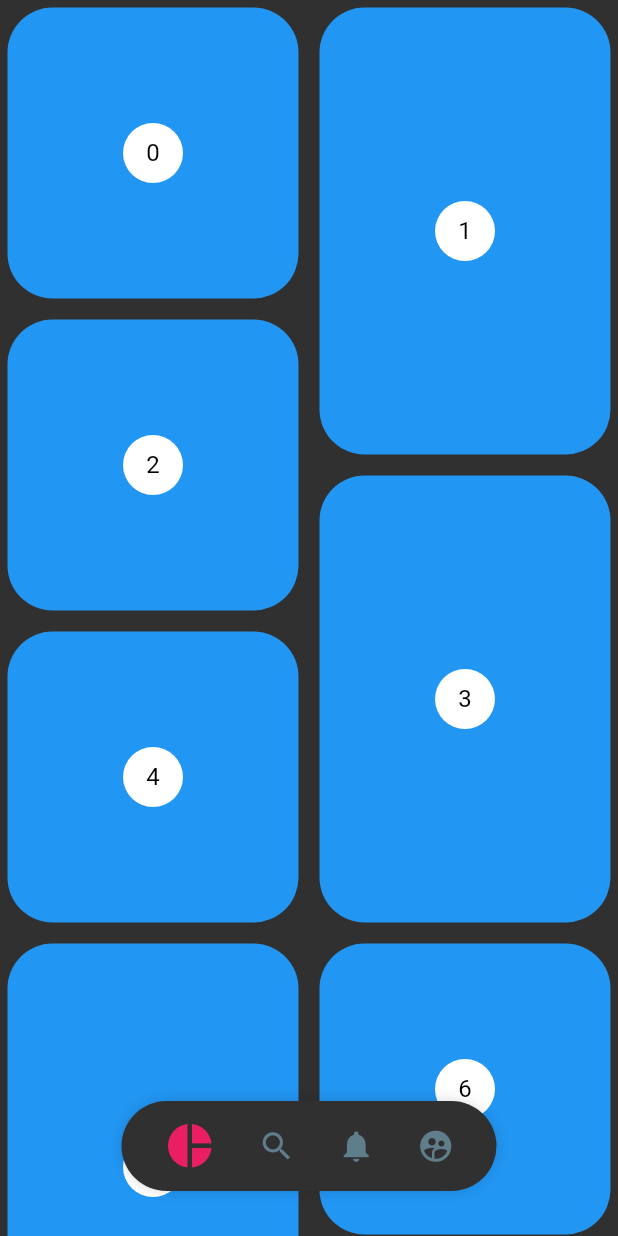
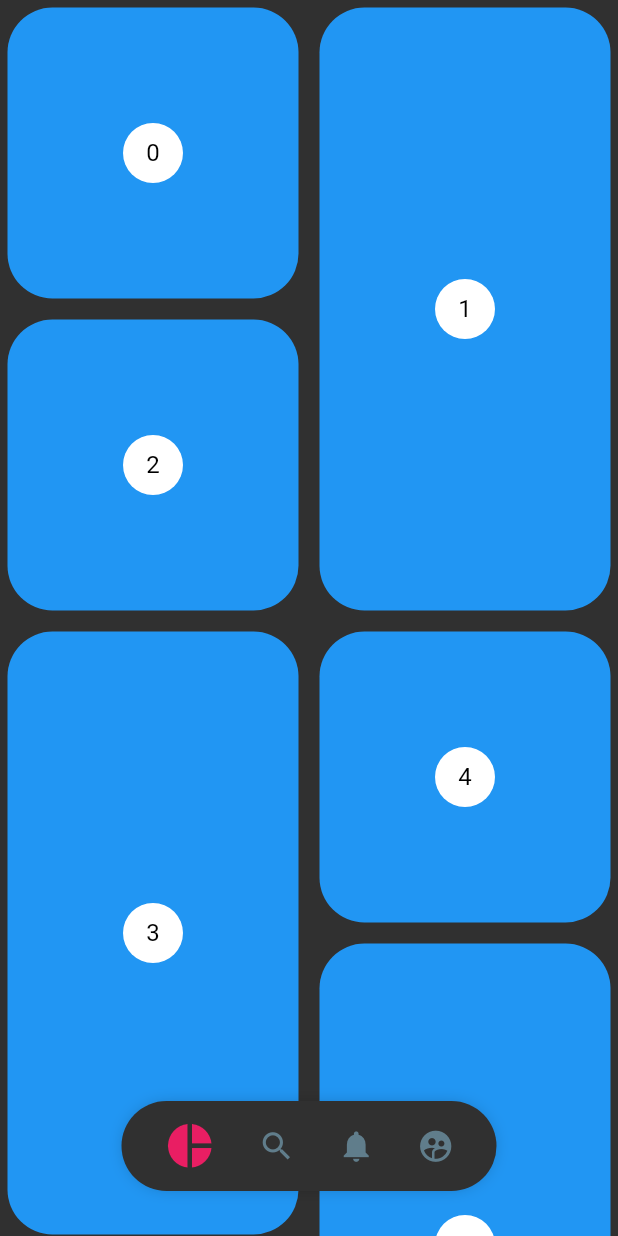
Before and after one commit to JCamiloo/flutter-animations, a Flutter app: the PinterestScreen screen opened directly, on a phone screen of 412 x 824 dp. Run offline on Flutter 3.47's test engine with Material 2 defaults, Android fonts, the phone set to English and light mode, and no system bars; our stand-ins replace animate_do, flutter_svg, font_awesome_flutter.

Commit message:
tablet and landscape design

```diff
--- a/lib/src/screens/pinterest_screen.dart
+++ b/lib/src/screens/pinterest_screen.dart
@@ -27,16 +27,22 @@ class _PinterestMenuLocation extends StatelessWidget {
   @override
   Widget build(BuildContext context) {
 
-    final width = MediaQuery.of(context).size.width;
+    double width = MediaQuery.of(context).size.width;
     final display = Provider.of<_MenuModel>(context).display;
     final appTheme = Provider.of<ThemeChanger>(context).currentTheme;
+
+    if (width > 500) {
+      width = width - 300;
+    }
 
     return Positioned(
       bottom: 30,
       child: Container(
         width: width,
-        child: Align(
-          child: PinterestMenu(
+        child: Row(
+          children: <Widget>[
+            Spacer(),
+            PinterestMenu(
               isDisplayed: display,
               backgroundColor: appTheme.scaffoldBackgroundColor,
               activeColor: appTheme.accentColor,
@@ -46,8 +52,10 @@ class _PinterestMenuLocation extends StatelessWidget {
                 PinterestButton(icon: Icons.notifications, onPressed: () {print('icon notifications'); }),
                 PinterestButton(icon: Icons.supervised_user_circle, onPressed: () {print('icon supervised_user_circle'); })
               ],
-          )
-        )
+            ),
+            Spacer()
+          ],
+        ),
       ),
     );
   }
@@ -86,12 +94,20 @@ class _PinterestGridState extends State<PinterestGrid> {
 
   @override
   Widget build(BuildContext context) {
+
+    int count;
+    if (MediaQuery.of(context).size.width > 500) {
+      count = 3;
+    } else {
+      count = 2;
+    }
+
     return StaggeredGridView.countBuilder(
       controller: scrollCtlr,
-      crossAxisCount: 4,
+      crossAxisCount: count,
       itemCount: items.length,
       itemBuilder: (BuildContext context, int index) => _PinterestItem(index),
-      staggeredTileBuilder: (int index) => StaggeredTile.count(2, index.isEven ? 2 : 3),
+      staggeredTileBuilder: (int index) => StaggeredTile.count(1, index.isEven ? 1 : 2),
       mainAxisSpacing: 4.0,
       crossAxisSpacing: 4.0,
     );
```
Also changed, not shown: lib/main.dart (+18 -3 lines), lib/src/model/layout_model.dart (added, +14 -0 lines), lib/src/screens/emergency_screen.dart (+13 -1 lines), lib/src/screens/launcher_tablet_screen.dart (added, +130 -0 lines), lib/src/screens/slideshow_screen.dart (+16 -8 lines). Lines whose indentation alone changed are shown as unchanged.
